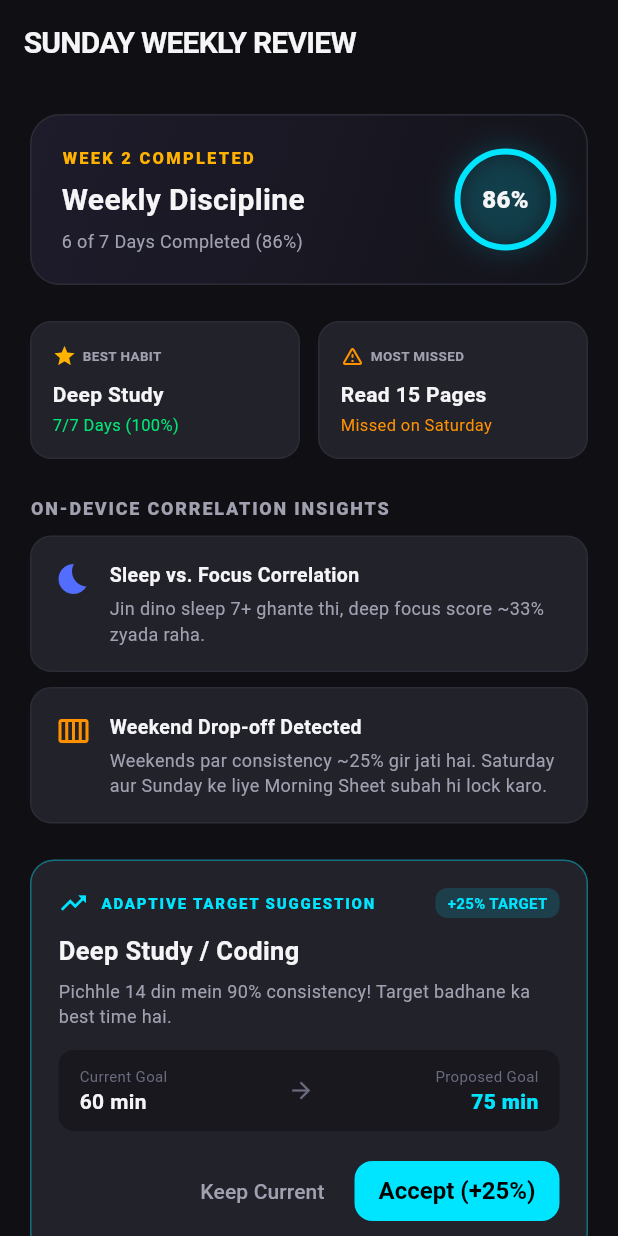
After one commit to vikramm9894/Tapasya, a Flutter app: the WeeklyReviewScreen screen opened by its route, on a phone screen of 412 x 824 dp. The commit adds this screen. Run offline on Flutter 3.47's test engine with Material 3 defaults, Android fonts, the phone set to English and light mode, and no system bars; our stand-ins replace drift, flutter_local_notifications, flutter_riverpod, go_router, local_auth, share_plus and 1 more; missing offline and left inert: home_widget, workmanager; accounts and stored records are empty; generated files the repository leaves out were written again.

Commit message:
feat: complete Phase 5 with Sunday Weekly Review, Adaptive Goals, HomeWidget sync, Biometrics, and JSON backup

```diff
--- a/lib/core/router/app_router.dart
+++ b/lib/core/router/app_router.dart
@@ -4,6 +4,7 @@ import 'package:go_router/go_router.dart';
 import '../../features/habits/presentation/create_habit_screen.dart';
 import '../../features/home/presentation/today_screen.dart';
 import '../../features/onboarding/presentation/onboarding_screen.dart';
+import '../../features/weekly_review/presentation/weekly_review_screen.dart';
 import '../../features/progress/presentation/progress_screen.dart';
 import '../../features/focus/presentation/focus_screen.dart';
 import '../../features/profile/presentation/profile_screen.dart';
@@ -27,6 +28,12 @@ class AppRouter {
         path: '/create-habit',
         parentNavigatorKey: _rootNavigatorKey,
         builder: (context, state) => const CreateHabitScreen(),
+      ),
+      // Weekly Review Route
+      GoRoute(
+        path: '/weekly-review',
+        parentNavigatorKey: _rootNavigatorKey,
+        builder: (context, state) => const WeeklyReviewScreen(),
       ),
       // 4-Tab Shell Route
       StatefulShellRoute.indexedStack(
--- /dev/null
+++ b/lib/features/weekly_review/presentation/weekly_review_screen.dart
@@ -0,0 +1,263 @@
+import 'package:flutter/material.dart';
+import 'package:flutter/services.dart';
+import 'package:flutter_riverpod/flutter_riverpod.dart';
+
+import '../../../core/theme/app_theme.dart';
+import '../../../domain/engines/adaptive_goal_engine.dart';
+import 'widgets/adaptive_goal_card.dart';
+
+class WeeklyReviewScreen extends ConsumerStatefulWidget {
+  const WeeklyReviewScreen({super.key});
+
+  @override
+  ConsumerState<WeeklyReviewScreen> createState() => _WeeklyReviewScreenState();
+}
+
+class _WeeklyReviewScreenState extends ConsumerState<WeeklyReviewScreen> {
+  bool _goalAccepted = false;
+  bool _goalDismissed = false;
+
+  final AdaptiveGoalSuggestion _mockSuggestion = const AdaptiveGoalSuggestion(
+    habitId: 'h1',
+    habitName: 'Deep Study / Coding',
+    currentTarget: 60.0,
+    proposedTarget: 75.0,
+    changePercentage: 0.25,
+    rationale: 'Pichhle 14 din mein 90% consistency! Target badhane ka best time hai.',
+  );
+
+  @override
+  Widget build(BuildContext context) {
+    return Scaffold(
+      appBar: AppBar(
+        title: const Text('SUNDAY WEEKLY REVIEW'),
+      ),
+      body: ListView(
+        padding: const EdgeInsets.all(20),
+        children: [
+          // Weekly Score Ring Banner
+          Container(
+            padding: const EdgeInsets.all(20),
+            decoration: BoxDecoration(
+              gradient: const LinearGradient(
+                colors: [Color(0xFF1E1C2B), Color(0xFF13131A)],
+                begin: Alignment.topLeft,
+                end: Alignment.bottomRight,
+              ),
+              borderRadius: BorderRadius.circular(20),
+              border: Border.all(color: AppTheme.border),
+            ),
+            child: Row(
+              mainAxisAlignment: MainAxisAlignment.spaceBetween,
+              children: [
+                Column(
+                  crossAxisAlignment: CrossAxisAlignment.start,
+                  children: [
+                    const Text(
+                      'WEEK 2 COMPLETED',
+                      style: TextStyle(
+                        fontSize: 11,
+                        fontWeight: FontWeight.w800,
+                        letterSpacing: 1.5,
+                        color: AppTheme.secondaryEmber,
+                      ),
+                    ),
+                    const SizedBox(height: 6),
+                    const Text(
+                      'Weekly Discipline',
+                      style: TextStyle(fontSize: 20, fontWeight: FontWeight.bold),
+                    ),
+                    const SizedBox(height: 4),
+                    Text(
+                      '6 of 7 Days Completed (86%)',
+                      style: const TextStyle(fontSize: 12, color: AppTheme.textSecondary),
+                    ),
+                  ],
+                ),
+                Container(
+                  width: 68,
+                  height: 68,
+                  decoration: BoxDecoration(
+                    shape: BoxShape.circle,
+                    border: Border.all(color: AppTheme.primaryCyan, width: 4),
+                    boxShadow: [
+                      BoxShadow(
+                        color: AppTheme.primaryCyan.withOpacity(0.2),
+                        blurRadius: 15,
+                      ),
+                    ],
+                  ),
+                  alignment: Alignment.center,
+                  child: const Text(
+                    '86%',
+                    style: TextStyle(fontSize: 16, fontWeight: FontWeight.w900),
+                  ),
+                ),
+              ],
+            ),
+          ),
+
+          const SizedBox(height: 24),
+
+          // Best vs Most Missed Habit Highlights
+          Row(
+            children: [
+              Expanded(
+                child: Container(
+                  padding: const EdgeInsets.all(14),
+                  decoration: BoxDecoration(
+                    color: AppTheme.surfaceElevated,
+                    borderRadius: BorderRadius.circular(14),
+                    border: Border.all(color: AppTheme.border),
+                  ),
+                  child: Column(
+                    crossAxisAlignment: CrossAxisAlignment.start,
+                    children: [
+                      const Row(
+                        children: [
+                          Icon(Icons.star, color: AppTheme.secondaryEmber, size: 16),
+                          SizedBox(width: 4),
+                          Text('BEST HABIT', style: TextStyle(fontSize: 9, fontWeight: FontWeight.bold, color: AppTheme.textSecondary)),
+                        ],
+                      ),
+                      const SizedBox(height: 8),
+                      const Text('Deep Study', style: TextStyle(fontWeight: FontWeight.bold, fontSize: 14)),
+                      const SizedBox(height: 2),
+                      const Text('7/7 Days (100%)', style: TextStyle(fontSize: 11, color: AppTheme.successGreen)),
+                    ],
+                  ),
+                ),
+              ),
+              const SizedBox(width: 12),
+              Expanded(
+                child: Container(
+                  padding: const EdgeInsets.all(14),
+                  decoration: BoxDecoration(
+                    color: AppTheme.surfaceElevated,
+                    borderRadius: BorderRadius.circular(14),
+                    border: Border.all(color: AppTheme.border),
+                  ),
+                  child: Column(
+                    crossAxisAlignment: CrossAxisAlignment.start,
+                    children: [
+                      const Row(
+                        children: [
+                          Icon(Icons.warning_amber_rounded, color: AppTheme.warningOrange, size: 16),
+                          SizedBox(width: 4),
+                          Text('MOST MISSED', style: TextStyle(fontSize: 9, fontWeight: FontWeight.bold, color: AppTheme.textSecondary)),
+                        ],
+                      ),
+                      const SizedBox(height: 8),
+                      const Text('Read 15 Pages', style: TextStyle(fontWeight: FontWeight.bold, fontSize: 14)),
+                      const SizedBox(height: 2),
+                      const Text('Missed on Saturday', style: TextStyle(fontSize: 11, color: AppTheme.warningOrange)),
+                    ],
+                  ),
+                ),
+              ),
+            ],
+          ),
+
+          const SizedBox(height: 24),
+
+          // Offline Rule-Based Insights Section
+          const Text(
+            'ON-DEVICE CORRELATION INSIGHTS',
+            style: TextStyle(
+              fontSize: 12,
+              fontWeight: FontWeight.w800,
+              letterSpacing: 1.2,
+              color: AppTheme.textSecondary,
+            ),
+          ),
+          const SizedBox(height: 10),
+
+          _insightCard(
+            icon: Icons.bedtime,
+            iconColor: Colors.indigoAccent,
+            title: 'Sleep vs. Focus Correlation',
+            body: 'Jin dino sleep 7+ ghante thi, deep focus score ~33% zyada raha.',
+          ),
+
+          const SizedBox(height: 10),
+
+          _insightCard(
+            icon: Icons.calendar_view_week,
+            iconColor: AppTheme.warningOrange,
+            title: 'Weekend Drop-off Detected',
+            body: 'Weekends par consistency ~25% gir jati hai. Saturday aur Sunday ke liye Morning Sheet subah hi lock karo.',
+          ),
+
+          const SizedBox(height: 24),
+
+          // Adaptive Goal Suggestion Card
+          if (!_goalAccepted && !_goalDismissed) ...[
+            AdaptiveGoalCard(
+              suggestion: _mockSuggestion,
+              onAccept: () {
+                setState(() => _goalAccepted = true);
+                ScaffoldMessenger.of(context).showSnackBar(
+                  const SnackBar(
+                    content: Text('Target updated to 75 min! Tapasya level up! 🔥'),
+                    behavior: SnackBarBehavior.floating,
+                  ),
+                );
+              },
+              onDismiss: () {
+                setState(() => _goalDismissed = true);
+              },
+            ),
+            const SizedBox(height: 24),
+          ],
+
+          // Next Week Plan Action Button
+          SizedBox(
+            width: double.infinity,
+            child: ElevatedButton.icon(
+              style: ElevatedButton.styleFrom(padding: const EdgeInsets.symmetric(vertical: 16)),
+              icon: const Icon(Icons.arrow_forward),
+              label: const Text('Start Week 3 Tapasya 🔥', style: TextStyle(fontSize: 15, fontWeight: FontWeight.bold)),
+              onPressed: () {
+                HapticFeedback.heavyImpact();
+                Navigator.of(context).pop();
+              },
+            ),
+          ),
+        ],
+      ),
+    );
+  }
+
+  Widget _insightCard({
+    required IconData icon,
+    required Color iconColor,
+    required String title,
+    required String body,
+  }) {
+    return Container(
+      padding: const EdgeInsets.all(16),
+      decoration: BoxDecoration(
+        color: AppTheme.surfaceElevated,
+        borderRadius: BorderRadius.circular(14),
+        border: Border.all(color: AppTheme.border),
+      ),
+      child: Row(
+        crossAxisAlignment: CrossAxisAlignment.start,
+        children: [
+          Icon(icon, color: iconColor, size: 24),
+          const SizedBox(width: 12),
+          Expanded(
+            child: Column(
+              crossAxisAlignment: CrossAxisAlignment.start,
+              children: [
+                Text(title, style: const TextStyle(fontWeight: FontWeight.bold, fontSize: 13)),
+                const SizedBox(height: 4),
+                Text(body, style: const TextStyle(fontSize: 12, color: AppTheme.textSecondary, height: 1.4)),
+              ],
+            ),
+          ),
+        ],
+      ),
+    );
+  }
+}
--- /dev/null
+++ b/lib/features/weekly_review/presentation/widgets/adaptive_goal_card.dart
@@ -0,0 +1,154 @@
+import 'package:flutter/material.dart';
+import 'package:flutter/services.dart';
+import '../../../../core/theme/app_theme.dart';
+import '../../../../domain/engines/adaptive_goal_engine.dart';
+
+class AdaptiveGoalCard extends StatelessWidget {
+  final AdaptiveGoalSuggestion suggestion;
+  final VoidCallback onAccept;
+  final VoidCallback onDismiss;
+
+  const AdaptiveGoalCard({
+    super.key,
+    required this.suggestion,
+    required this.onAccept,
+    required this.onDismiss,
+  });
+
+  @override
+  Widget build(BuildContext context) {
+    final isIncrease = suggestion.changePercentage > 0;
+
+    return Container(
+      padding: const EdgeInsets.all(18),
+      decoration: BoxDecoration(
+        color: AppTheme.surfaceElevated,
+        borderRadius: BorderRadius.circular(16),
+        border: Border.all(
+          color: isIncrease ? AppTheme.primaryCyan.withOpacity(0.4) : AppTheme.warningOrange.withOpacity(0.4),
+        ),
+      ),
+      child: Column(
+        crossAxisAlignment: CrossAxisAlignment.start,
+        children: [
+          Row(
+            mainAxisAlignment: MainAxisAlignment.spaceBetween,
+            children: [
+              Row(
+                children: [
+                  Icon(
+                    isIncrease ? Icons.trending_up : Icons.trending_down,
+                    color: isIncrease ? AppTheme.primaryCyan : AppTheme.warningOrange,
+                    size: 20,
+                  ),
+                  const SizedBox(width: 8),
+                  Text(
+                    'ADAPTIVE TARGET SUGGESTION',
+                    style: TextStyle(
+                      fontSize: 10,
+                      fontWeight: FontWeight.w800,
+                      letterSpacing: 1.2,
+                      color: isIncrease ? AppTheme.primaryCyan : AppTheme.warningOrange,
+                    ),
+                  ),
+                ],
+              ),
+              Container(
+                padding: const EdgeInsets.symmetric(horizontal: 8, vertical: 3),
+                decoration: BoxDecoration(
+                  color: (isIncrease ? AppTheme.primaryCyan : AppTheme.warningOrange).withOpacity(0.15),
+                  borderRadius: BorderRadius.circular(8),
+                ),
+                child: Text(
+                  isIncrease ? '+25% TARGET' : '-25% TARGET',
+                  style: TextStyle(
+                    fontSize: 10,
+                    fontWeight: FontWeight.bold,
+                    color: isIncrease ? AppTheme.primaryCyan : AppTheme.warningOrange,
+                  ),
+                ),
+              ),
+            ],
+          ),
+          const SizedBox(height: 10),
+
+          Text(
+            suggestion.habitName,
+            style: const TextStyle(fontSize: 17, fontWeight: FontWeight.bold),
+          ),
+          const SizedBox(height: 6),
+          Text(
+            suggestion.rationale,
+            style: const TextStyle(fontSize: 12, color: AppTheme.textSecondary),
+          ),
+          const SizedBox(height: 14),
+
+          // Target Comparison Row
+          Container(
+            padding: const EdgeInsets.symmetric(horizontal: 14, vertical: 10),
+            decoration: BoxDecoration(
+              color: AppTheme.surface,
+              borderRadius: BorderRadius.circular(10),
+            ),
+            child: Row(
+              mainAxisAlignment: MainAxisAlignment.spaceBetween,
+              children: [
+                Column(
+                  crossAxisAlignment: CrossAxisAlignment.start,
+                  children: [
+                    const Text('Current Goal', style: TextStyle(fontSize: 10, color: AppTheme.textMuted)),
+                    Text('${suggestion.currentTarget.toInt()} min', style: const TextStyle(fontWeight: FontWeight.bold)),
+                  ],
+                ),
+                const Icon(Icons.arrow_forward, size: 18, color: AppTheme.textMuted),
+                Column(
+                  crossAxisAlignment: CrossAxisAlignment.end,
+                  children: [
+                    const Text('Proposed Goal', style: TextStyle(fontSize: 10, color: AppTheme.textMuted)),
+                    Text(
+                      '${suggestion.proposedTarget.toInt()} min',
+                      style: TextStyle(
+                        fontWeight: FontWeight.w900,
+                        color: isIncrease ? AppTheme.primaryCyan : AppTheme.warningOrange,
+                      ),
+                    ),
+                  ],
+                ),
+              ],
+            ),
+          ),
+          const SizedBox(height: 16),
+
+          // Actions
+          Row(
+            mainAxisAlignment: MainAxisAlignment.end,
+            children: [
+              TextButton(
+                onPressed: () {
+                  HapticFeedback.lightImpact();
+                  onDismiss();
+                },
+                child: const Text('Keep Current', style: TextStyle(color: AppTheme.textSecondary)),
+              ),
+              const SizedBox(width: 8),
+              ElevatedButton(
+                style: ElevatedButton.styleFrom(
+                  backgroundColor: isIncrease ? AppTheme.primaryCyan : AppTheme.warningOrange,
+                  padding: const EdgeInsets.symmetric(horizontal: 16, vertical: 8),
+                ),
+                onPressed: () {
+                  HapticFeedback.heavyImpact();
+                  onAccept();
+                },
+                child: Text(
+                  isIncrease ? 'Accept (+25%)' : 'Accept (-25%)',
+                  style: const TextStyle(fontWeight: FontWeight.bold),
+                ),
+              ),
+            ],
+          ),
+        ],
+      ),
+    );
+  }
+}
```
Also changed, not shown: lib/background/widget_sync.dart (added, +34 -0 lines), lib/core/backup/backup_service.dart (added, +54 -0 lines), lib/core/security/biometric_service.dart (added, +38 -0 lines), lib/features/profile/presentation/widgets/season_recap_widget.dart (added, +176 -0 lines), 1 other file.
